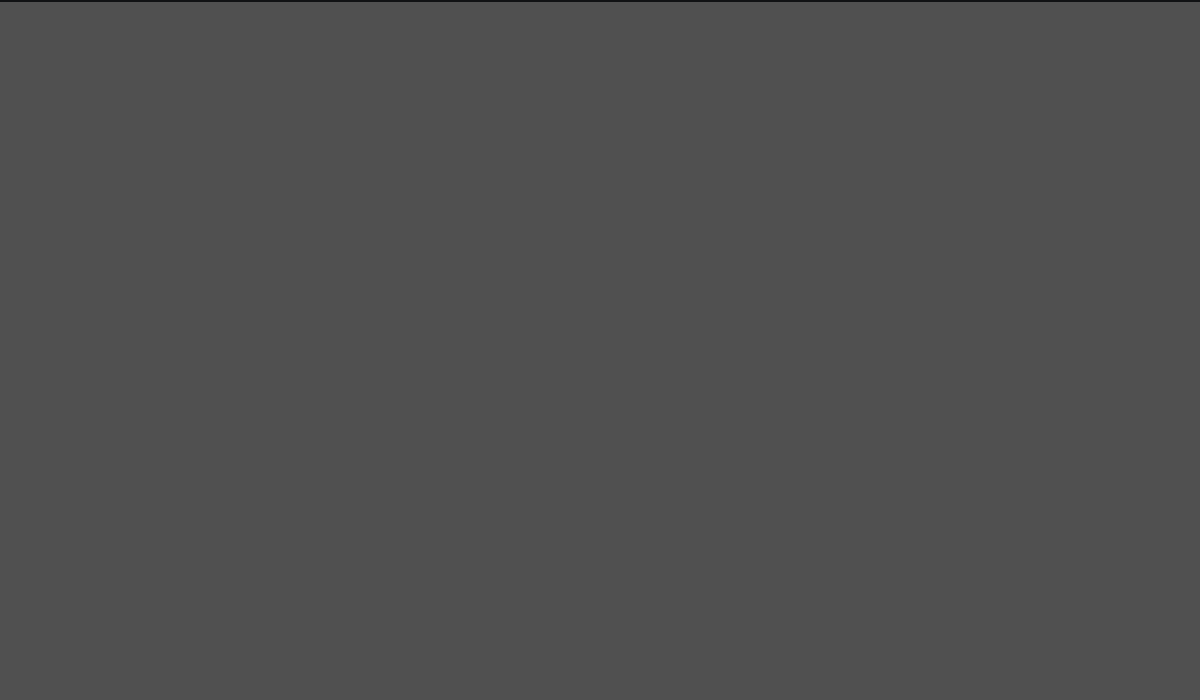
The window that SingleObjectiveOpt/mainwindow.ui (ZeusYang/AILearning) describes before a commit, drawn with Qt 5.
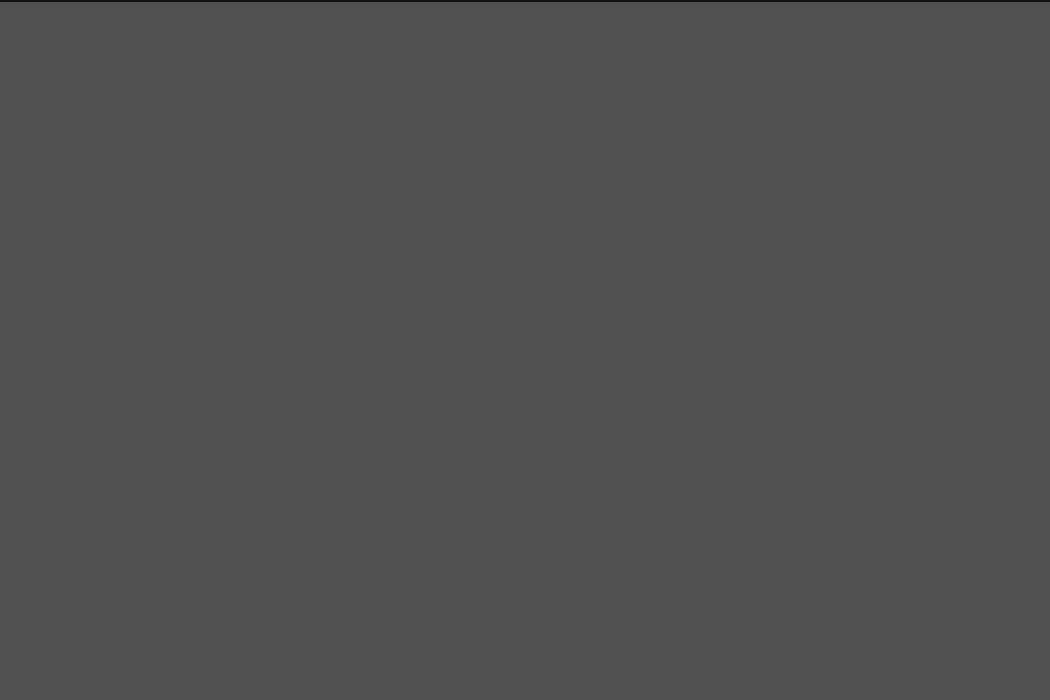
The same window after the commit. Icons and pictures are not drawn.

Patch:
```diff
--- a/SingleObjectiveOpt/mainwindow.ui
+++ b/SingleObjectiveOpt/mainwindow.ui
@@ -6,7 +6,7 @@
    <rect>
     <x>0</x>
     <y>0</y>
-    <width>1200</width>
+    <width>1050</width>
     <height>700</height>
    </rect>
   </property>
@@ -18,8 +18,8 @@
   </property>
   <property name="minimumSize">
    <size>
-    <width>1200</width>
-    <height>700</height>
+    <width>800</width>
+    <height>600</height>
    </size>
   </property>
   <property name="maximumSize">
@@ -731,7 +731,7 @@
     <rect>
      <x>0</x>
      <y>0</y>
-     <width>1200</width>
+     <width>1050</width>
      <height>26</height>
     </rect>
    </property>
```
